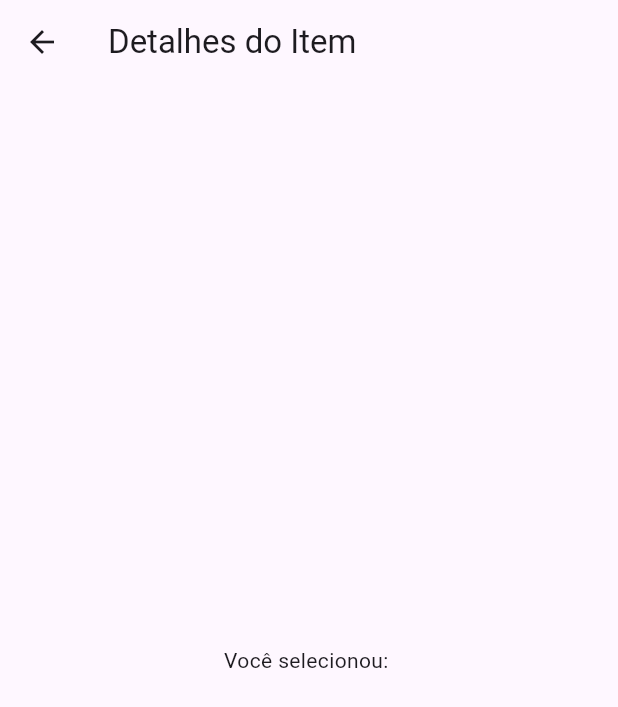
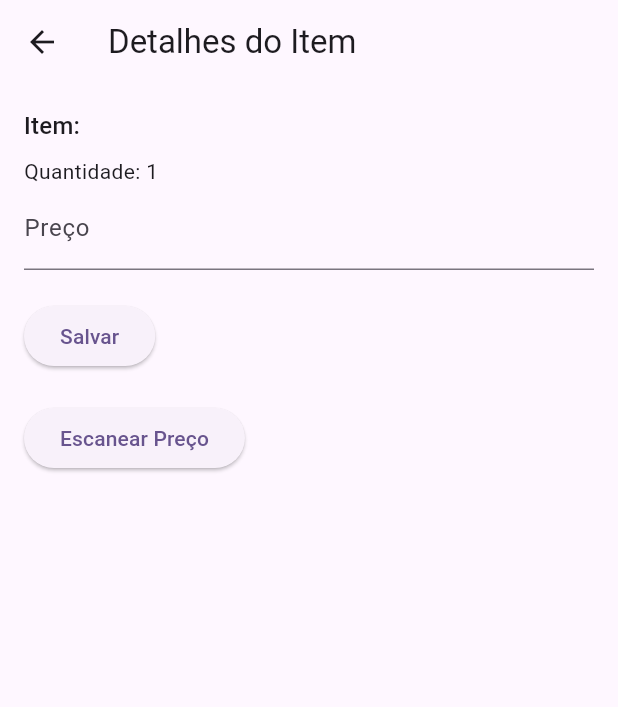
Before and after one commit to brunovjk/ShopScan, a Flutter app: the ItemDetailPage screen opened directly with empty values, on a phone screen of 412 x 824 dp. Shown: the top 707 px of the screen. Run offline on Flutter 3.47's test engine with Material 3 defaults, Android fonts, the phone set to English and light mode, and no system bars; our stand-ins replace sqflite; accounts and stored records are empty.

Commit message:
Update item management

```diff
--- a/lib/main.dart
+++ b/lib/main.dart
@@ -2,6 +2,7 @@
 import 'pages/home_page.dart';
 import 'pages/item_detail_page.dart';
 import 'pages/add_item_page.dart';
+import 'data/item.dart';
 
 void main() {
   runApp(const MyApp());
@@ -21,8 +22,8 @@
       routes: {
         '/': (_) => const HomePage(),
         '/details': (context) {
-          final itemName = ModalRoute.of(context)!.settings.arguments as String;
-          return ItemDetailPage(itemName: itemName);
+          final item = ModalRoute.of(context)!.settings.arguments as Item;
+          return ItemDetailPage(item: item);
         },
         '/add': (_) => const AddItemPage(),
       },
--- a/lib/pages/item_detail_page.dart
+++ b/lib/pages/item_detail_page.dart
@@ -1,15 +1,73 @@
 import 'package:flutter/material.dart';
+import '../data/item.dart';
+import '../data/items_database.dart';
 
-class ItemDetailPage extends StatelessWidget {
-  const ItemDetailPage({super.key, required this.itemName});
+class ItemDetailPage extends StatefulWidget {
+  const ItemDetailPage({super.key, required this.item});
 
-  final String itemName;
+  final Item item;
+
+  @override
+  State<ItemDetailPage> createState() => _ItemDetailPageState();
+}
+
+class _ItemDetailPageState extends State<ItemDetailPage> {
+  late final TextEditingController _priceController;
+
+  @override
+  void initState() {
+    super.initState();
+    _priceController = TextEditingController(
+        text: widget.item.price > 0 ? widget.item.price.toString() : '');
+  }
+
+  @override
+  void dispose() {
+    _priceController.dispose();
+    super.dispose();
+  }
+
+  Future<void> _save() async {
+    final price = double.tryParse(_priceController.text) ?? 0;
+    final updated = widget.item.copyWith(price: price);
+    await ItemsDatabase.instance.update(updated);
+    if (context.mounted) {
+      Navigator.pop(context, updated);
+    }
+  }
 
   @override
   Widget build(BuildContext context) {
+    final item = widget.item;
     return Scaffold(
       appBar: AppBar(title: const Text('Detalhes do Item')),
-      body: Center(child: Text('Você selecionou: $itemName')),
+      body: Padding(
+        padding: const EdgeInsets.all(16),
+        child: Column(
+          crossAxisAlignment: CrossAxisAlignment.start,
+          children: [
+            Text('Item: ${item.name}',
+                style: Theme.of(context).textTheme.titleMedium),
+            const SizedBox(height: 8),
+            Text('Quantidade: ${item.quantity}'),
+            TextField(
+              controller: _priceController,
+              keyboardType: TextInputType.number,
+              decoration: const InputDecoration(labelText: 'Preço'),
+            ),
+            const SizedBox(height: 20),
+            ElevatedButton(
+              onPressed: _save,
+              child: const Text('Salvar'),
+            ),
+            const SizedBox(height: 20),
+            ElevatedButton(
+              onPressed: () {},
+              child: const Text('Escanear Preço'),
+            ),
+          ],
+        ),
+      ),
     );
   }
 }
--- a/lib/pages/items_list_page.dart
+++ b/lib/pages/items_list_page.dart
@@ -42,10 +42,20 @@ class ItemsListPageState extends State<ItemsListPage> {
       itemBuilder: (context, index) {
         final item = _items[index];
         return ListTile(
-          title: Text(item.name),
+          leading: Checkbox(
+            value: item.purchased,
+            onChanged: (value) async {
+              final updated = item.copyWith(purchased: value ?? false);
+              await ItemsDatabase.instance.update(updated);
+              setState(() {
+                _items[index] = updated;
+              });
+            },
+          ),
+          title: Text('${item.name} (${item.quantity})'),
           trailing: const Icon(Icons.chevron_right),
           onTap: () {
-            Navigator.pushNamed(context, '/details', arguments: item.name);
+            Navigator.pushNamed(context, '/details', arguments: item);
           },
         );
       },
```
Also changed, not shown: lib/pages/add_item_page.dart (+0 -8 lines), 1 other file.
